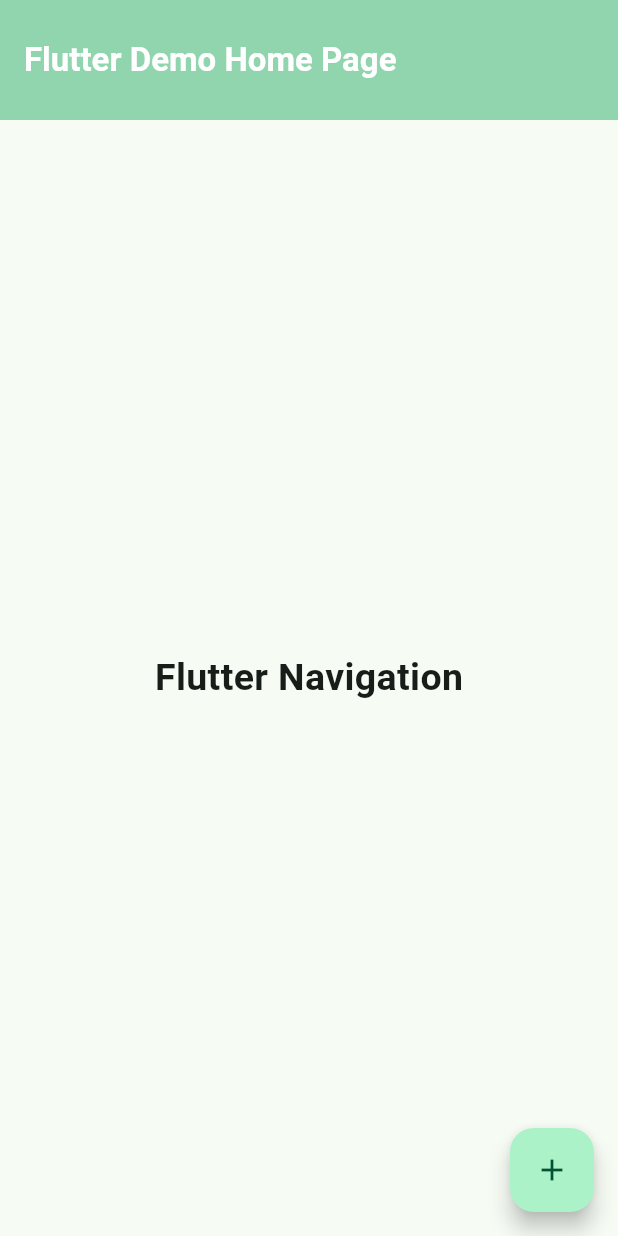
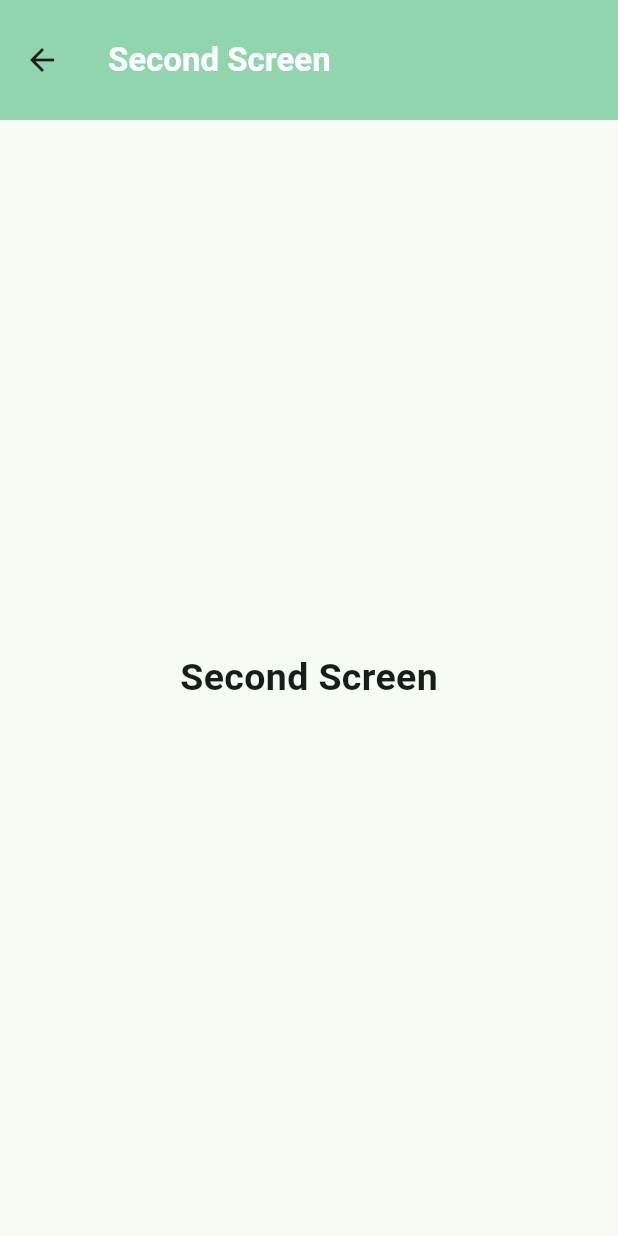
Before and after one commit to ushanwk/Flutter-Self-Learning-Room, a Flutter app: the screen it shows after launch, after a tap on the "add" icon, on a phone screen of 412 x 824 dp. Run offline on Flutter 3.47's test engine with Material 3 defaults, Android fonts, the light colour scheme and no system bars; our stand-ins replace device_preview.

Commit message:
Navigations developing

```diff
--- a/flutter_application_6/lib/main.dart
+++ b/flutter_application_6/lib/main.dart
@@ -17,7 +17,7 @@ class MyApp extends StatelessWidget {
         colorScheme: ColorScheme.fromSeed(seedColor: Colors.greenAccent),
         useMaterial3: true,
       ),
-      home: const MyHomePage(title: 'Flutter Demo Home Page'),
+      home: const MyHomePage(title: 'Flutter Navigation'),
     );
   }
 }
--- a/flutter_application_6/lib/screens/home_page.dart
+++ b/flutter_application_6/lib/screens/home_page.dart
@@ -1,5 +1,5 @@
-import 'package:flutter/cupertino.dart';
 import 'package:flutter/material.dart';
+import 'package:flutter_application_6/screens/second_screen.dart';
 
 class MyHomePage extends StatefulWidget {
   const MyHomePage({required this.title});
@@ -32,7 +32,11 @@ class _MyHomePageState extends State<MyHomePage> {
         ),
       ),
       floatingActionButton: FloatingActionButton(
-        onPressed: (){},
+        onPressed: (){
+          Navigator.of(context).push(MaterialPageRoute(builder: (_){
+            return SecondScreen();
+          }));
+        },
         tooltip: 'Increment',
         child: const Icon(Icons.add),
       ),
--- /dev/null
+++ b/flutter_application_6/lib/screens/second_screen.dart
@@ -0,0 +1,27 @@
+import 'package:flutter/material.dart';
+
+class SecondScreen extends StatelessWidget {
+  const SecondScreen({super.key});
+
+  @override
+  Widget build(BuildContext context) {
+    return Scaffold(
+      appBar: AppBar(
+        backgroundColor: Theme.of(context).colorScheme.inversePrimary,
+        title: Text('Second Screen', style: TextStyle(color: Colors.white, fontWeight: FontWeight.bold),),
+        toolbarHeight: 80,
+      ),
+      body: Center(
+        child: Column(
+          mainAxisAlignment: MainAxisAlignment.center,
+          children: <Widget>[
+            const Text(
+              'Second Screen',
+              style: TextStyle(fontSize: 25,fontWeight: FontWeight.bold),
+            ),
+          ],
+        ),
+      ),
+    );
+  }
+}
```
